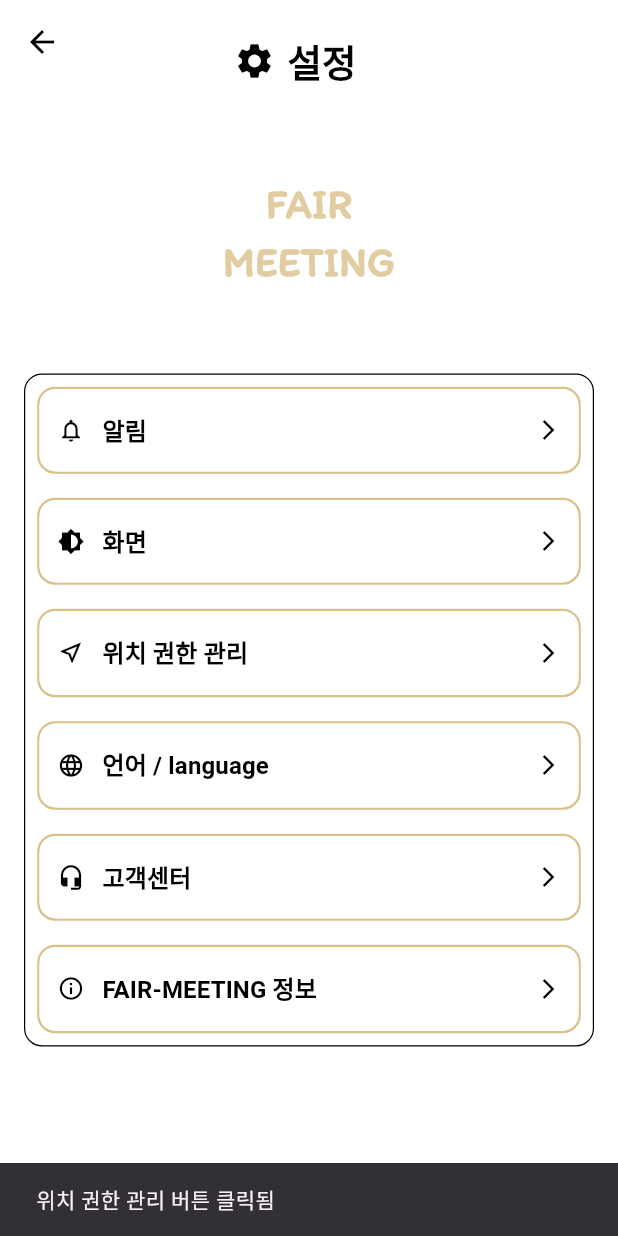
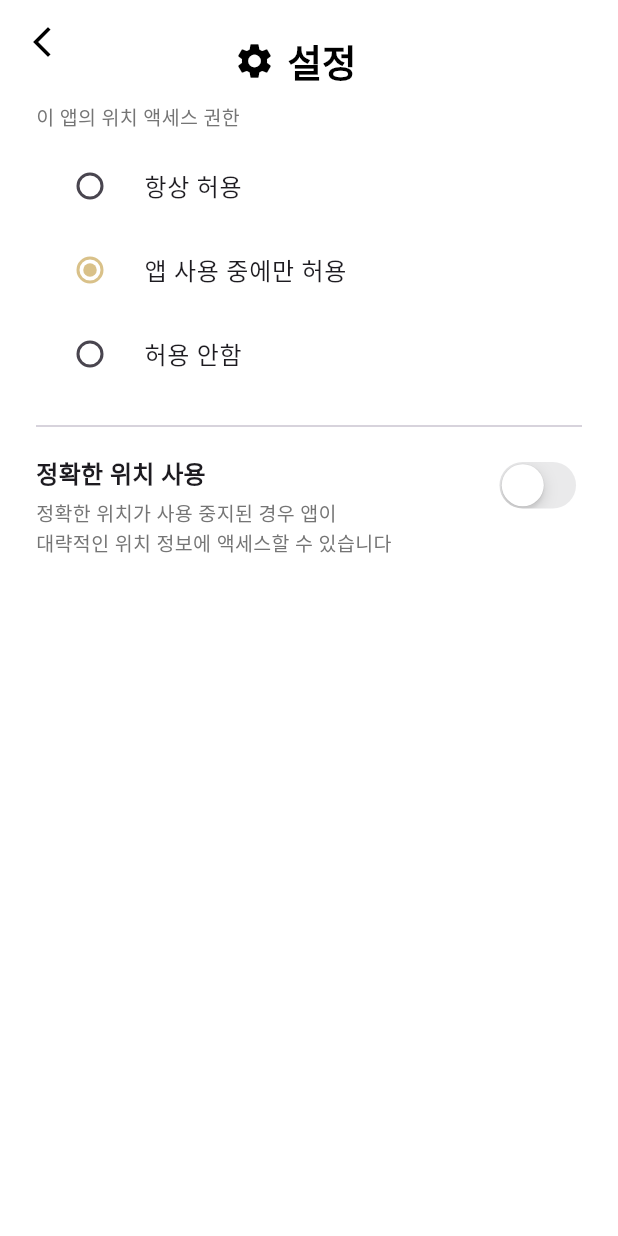
Before and after one commit to partmant/FairMeeting, a Flutter app: the SettingsScreen screen opened directly, after a tap on "위치 권한 관리", on a phone screen of 412 x 824 dp. Run offline on Flutter 3.47's test engine with Material 3 defaults, Android fonts, the phone set to English and light mode, and no system bars; our stand-ins replace dotted_border, flutter_dotenv, geolocator, permission_handler, shared_preferences, table_calendar; missing offline and left inert: kakao_flutter_sdk_talk, kakao_flutter_sdk_user, kakao_map_sdk, screen_brightness; accounts and stored records are empty.

Commit message:
feat: 권한 설정 화면 구현
- permission_handler : 앱에서 권한 설정 가능화
- AndroidManifest.xml/Info.plist 권한 추가

```diff
--- /dev/null
+++ b/lib/buttons/Location_Permission_button.dart
@@ -0,0 +1,165 @@
+import 'package:flutter/material.dart';
+import 'package:flutter/cupertino.dart';
+import 'package:permission_handler/permission_handler.dart';
+import 'package:shared_preferences/shared_preferences.dart';
+
+class LocationPermissionSettingsPage extends StatefulWidget {
+  @override
+  _LocationPermissionSettingsPageState createState() =>
+      _LocationPermissionSettingsPageState();
+}
+
+class _LocationPermissionSettingsPageState
+    extends State<LocationPermissionSettingsPage> {
+  String _selectedOption = '앱 사용 중에만 허용';
+  bool _isPreciseLocationEnabled = false; // 정확한 위치 사용 여부 저장
+
+  @override
+  void initState() {
+    super.initState();
+    _loadPreferences();
+  }
+  // 저장된 설정 불러오기
+  Future<void> _loadPreferences() async {
+    SharedPreferences prefs = await SharedPreferences.getInstance();
+    setState(() {
+      _selectedOption = prefs.getString('location_option') ?? '앱 사용 중에만 허용';
+      _isPreciseLocationEnabled = prefs.getBool('precise_location') ?? false;
+    });
+  }
+  // SharedPreferences에 설정된 값 저장
+  Future<void> _savePreferences() async {
+    SharedPreferences prefs = await SharedPreferences.getInstance();
+    await prefs.setString('location_option', _selectedOption);
+    await prefs.setBool('precise_location', _isPreciseLocationEnabled);
+  }
+
+  @override
+  Widget build(BuildContext context) {
+    return Scaffold(
+      backgroundColor: Colors.white,
+      appBar: AppBar(
+        backgroundColor: Colors.white,
+        elevation: 0,
+        leading: IconButton(
+          icon: Icon(Icons.arrow_back_ios_new, color: Colors.black),
+          onPressed: () => Navigator.pop(context),
+        ),
+        title: Padding(
+          padding: const EdgeInsets.only(top: 25), // 설정 아이콘 + 텍스트 상하 위치 조정
+          child: Row(
+            mainAxisSize: MainAxisSize.min,
+            children: [
+              Icon(
+                Icons.settings,
+                color: Colors.black,
+                size: 28, // 아이콘 크기
+              ),
+              SizedBox(width: 8),
+              Text(
+                '설정   ',
+                style: TextStyle(
+                  color: Colors.black,
+                  fontSize: 25, // 텍스트 크기
+                  fontWeight: FontWeight.bold,
+                ),
+              ),
+            ],
+          ),
+        ),
+        centerTitle: true,
+      ),
+      body: Padding(
+        padding: const EdgeInsets.symmetric(horizontal: 24),
+        child: Column(
+          crossAxisAlignment: CrossAxisAlignment.start,
+          children: [
+            SizedBox(height: 12),
+            Text(
+              '이 앱의 위치 액세스 권한',
+              style: TextStyle(
+                fontSize: 13,
+                color: Colors.grey[600],
+              ),
+            ),
+            SizedBox(height: 8),
+            _buildRadioOption('항상 허용'),
+            _buildRadioOption('앱 사용 중에만 허용'),
+            _buildRadioOption('허용 안함'),
+            SizedBox(height: 12),
+            Divider(thickness: 1),
+            SizedBox(height: 12),
+            Row(
+              crossAxisAlignment: CrossAxisAlignment.start,
+              children: [
+                Expanded(
+                  child: Column(
+                    crossAxisAlignment: CrossAxisAlignment.start,
+                    children: [
+                      Text(
+                        '정확한 위치 사용',
+                        style: TextStyle(
+                          fontSize: 16,
+                          fontWeight: FontWeight.bold,
+                        ),
+                      ),
+                      SizedBox(height: 4),
+                      Text(
+                        '정확한 위치가 사용 중지된 경우 앱이\n대략적인 위치 정보에 액세스할 수 있습니다',
+                        style: TextStyle(
+                          fontSize: 13,
+                          color: Colors.grey[600],
+                        ),
+                      ),
+                    ],
+                  ),
+                ),
+                CupertinoSwitch(
+                  value: _isPreciseLocationEnabled,
+                  onChanged: (value) {
+                    setState(() {
+                      _isPreciseLocationEnabled = value;
+                    });
+                    _savePreferences(); // 설정 저장
+                  },
+                ),
+              ],
+            ),
+          ],
+        ),
+      ),
+    );
+  }
+  // 위치 권한 옵션을 위한 라디오 버튼 위젯 생성
+  Widget _buildRadioOption(String text) {
+    return RadioListTile<String>(
+      title: Text(
+        text,
+        style: TextStyle(
+          fontSize: 16,
+          fontWeight: FontWeight.w500,
+        ),
+      ),
+      value: text,
+      groupValue: _selectedOption,
+      activeColor: Color(0xFFD9C189),
+      onChanged: (value) {
+        setState(() {
+          _selectedOption = value!;
+        });
+        _savePreferences();
+        _handlePermissionChange(value!);// 권한 변경 처리
+      },
+    );
+  }
+  // 권한 요청 또는 앱 설정 화면 이동 처리
+  Future<void> _handlePermissionChange(String option) async {
+    if (option == '항상 허용') {
+      await Permission.locationAlways.request();
+    } else if (option == '앱 사용 중에만 허용') {
+      await Permission.locationWhenInUse.request();
+    } else if (option == '허용 안함') {
+      openAppSettings();
+    }
+  }
+}
--- a/lib/screens/settings_screen.dart
+++ b/lib/screens/settings_screen.dart
@@ -1,6 +1,8 @@
 import 'package:flutter/material.dart';
 import '../buttons/notifications_button.dart';
 import '../buttons/brightness_button.dart';
+import '../buttons/Location_Permission_button.dart';
+
 
 
 class SettingsScreen extends StatelessWidget {
@@ -121,6 +123,11 @@ class SettingsScreen extends StatelessWidget {
                   context,
                   MaterialPageRoute(builder: (context) => BrightnessSettingsPage()),
                 );
+              } else if (item.title == '위치 권한 관리') {
+                Navigator.push(
+                  context,
+                  MaterialPageRoute(builder: (context) => LocationPermissionSettingsPage()),
+                );
               } else {
                 ScaffoldMessenger.of(context).showSnackBar(
                   SnackBar(content: Text('${item.title} 버튼 클릭됨')),
--- a/pubspec.yaml
+++ b/pubspec.yaml
@@ -38,6 +38,8 @@ dependencies:
 
   shared_preferences: ^2.2.2 # 버튼 저장
 
+  permission_handler: ^11.3.1 #위치 권한 허용
+
 dev_dependencies:
   flutter_test:
     sdk: flutter
```
Also changed, not shown: pubspec.lock, 1 other file.
